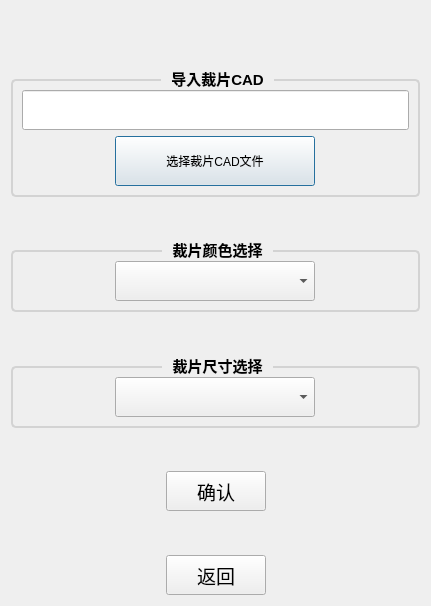
This is ui/user_opt_dialog.ui in Mrjiong-ff/syt_hmi as Qt 5 draws it before an edit. The edited form follows.
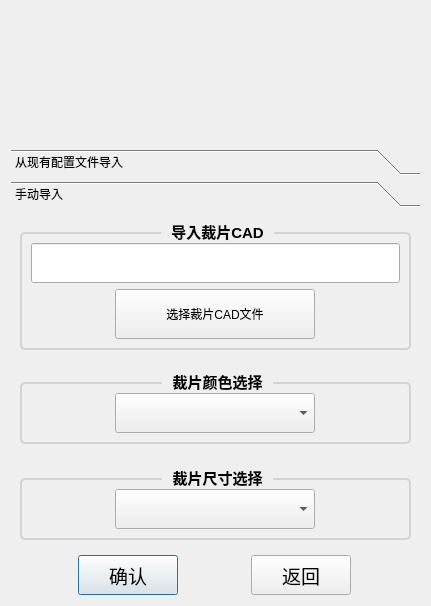
This is the edited form. Custom widgets are drawn as their Qt base class.

What changed in the file:
```diff
--- a/ui/user_opt_dialog.ui
+++ b/ui/user_opt_dialog.ui
@@ -14,41 +14,10 @@
    <string>UserOptDialog</string>
   </property>
   <layout class="QGridLayout" name="gridLayout">
-   <item row="7" column="0" colspan="3">
-    <widget class="QGroupBox" name="groupBox_3">
-     <property name="sizePolicy">
-      <sizepolicy hsizetype="Preferred" vsizetype="Fixed">
-       <horstretch>0</horstretch>
-       <verstretch>0</verstretch>
-      </sizepolicy>
-     </property>
-     <property name="minimumSize">
-      <size>
-       <width>0</width>
-       <height>0</height>
-      </size>
-     </property>
-     <property name="styleSheet">
-      <string notr="true">QGroupBox {
-    border: 2px solid lightgray;
-    border-radius: 5px;
-    margin-top: 10px;
-    font: bold 15px;
-}
-
-QGroupBox::title {
-    subcontrol-origin: margin;
-    subcontrol-position: top center;
-	padding: -5 8px;
-}
-</string>
-     </property>
-     <property name="title">
-      <string>裁片尺寸选择</string>
-     </property>
-     <layout class="QGridLayout" name="gridLayout_4">
+   <item row="5" column="0">
+    <layout class="QGridLayout" name="gridLayout_7">
       <item row="0" column="0">
-       <widget class="QComboBox" name="comboBox_4">
+      <widget class="WaterZoomButton" name="confirmPushButton">
         <property name="sizePolicy">
          <sizepolicy hsizetype="Fixed" vsizetype="Fixed">
           <horstretch>0</horstretch>
@@ -57,17 +26,52 @@
         </property>
         <property name="minimumSize">
          <size>
-          <width>200</width>
+         <width>100</width>
           <height>40</height>
          </size>
+       </property>
+       <property name="font">
+        <font>
+         <pointsize>14</pointsize>
+         <weight>50</weight>
+         <bold>false</bold>
+        </font>
+       </property>
+       <property name="text">
+        <string>确认</string>
+       </property>
+      </widget>
+     </item>
+     <item row="0" column="1">
+      <widget class="WaterZoomButton" name="backPushButton">
+       <property name="sizePolicy">
+        <sizepolicy hsizetype="Fixed" vsizetype="Fixed">
+         <horstretch>0</horstretch>
+         <verstretch>0</verstretch>
+        </sizepolicy>
+       </property>
+       <property name="minimumSize">
+        <size>
+         <width>100</width>
+         <height>40</height>
+        </size>
+       </property>
+       <property name="font">
+        <font>
+         <pointsize>14</pointsize>
+         <weight>50</weight>
+         <bold>false</bold>
+        </font>
+       </property>
+       <property name="text">
+        <string>返回</string>
         </property>
        </widget>
       </item>
      </layout>
-    </widget>
    </item>
-   <item row="4" column="0">
-    <spacer name="verticalSpacer_2">
+   <item row="2" column="0">
+    <spacer name="verticalSpacer">
      <property name="orientation">
       <enum>Qt::Vertical</enum>
      </property>
@@ -79,7 +83,45 @@
      </property>
     </spacer>
    </item>
-   <item row="3" column="0" colspan="3">
+   <item row="1" column="0">
+    <widget class="QLabel" name="label">
+     <property name="text">
+      <string/>
+     </property>
+    </widget>
+   </item>
+   <item row="3" column="0">
+    <widget class="QToolBox" name="toolBox">
+     <property name="currentIndex">
+      <number>1</number>
+     </property>
+     <widget class="QWidget" name="page">
+      <property name="geometry">
+       <rect>
+        <x>0</x>
+        <y>0</y>
+        <width>413</width>
+        <height>178</height>
+       </rect>
+      </property>
+      <attribute name="label">
+       <string>从现有配置文件导入</string>
+      </attribute>
+     </widget>
+     <widget class="QWidget" name="page_2">
+      <property name="geometry">
+       <rect>
+        <x>0</x>
+        <y>0</y>
+        <width>413</width>
+        <height>380</height>
+       </rect>
+      </property>
+      <attribute name="label">
+       <string>手动导入</string>
+      </attribute>
+      <layout class="QGridLayout" name="gridLayout_5">
+       <item row="0" column="0" colspan="2">
     <widget class="QGroupBox" name="groupBox">
      <property name="minimumSize">
       <size>
@@ -148,105 +190,20 @@
      </layout>
     </widget>
    </item>
-   <item row="6" column="0">
-    <spacer name="verticalSpacer_3">
+       <item row="1" column="0">
+        <spacer name="verticalSpacer_2">
      <property name="orientation">
       <enum>Qt::Vertical</enum>
      </property>
      <property name="sizeHint" stdset="0">
       <size>
        <width>20</width>
-       <height>40</height>
+           <height>19</height>
       </size>
      </property>
     </spacer>
    </item>
-   <item row="10" column="1">
-    <spacer name="verticalSpacer_6">
-     <property name="orientation">
-      <enum>Qt::Vertical</enum>
-     </property>
-     <property name="sizeHint" stdset="0">
-      <size>
-       <width>20</width>
-       <height>40</height>
-      </size>
-     </property>
-    </spacer>
-   </item>
-   <item row="2" column="1">
-    <spacer name="verticalSpacer">
-     <property name="orientation">
-      <enum>Qt::Vertical</enum>
-     </property>
-     <property name="sizeHint" stdset="0">
-      <size>
-       <width>20</width>
-       <height>40</height>
-      </size>
-     </property>
-    </spacer>
-   </item>
-   <item row="11" column="1">
-    <widget class="WaterZoomButton" name="backPushButton">
-     <property name="sizePolicy">
-      <sizepolicy hsizetype="Fixed" vsizetype="Fixed">
-       <horstretch>0</horstretch>
-       <verstretch>0</verstretch>
-      </sizepolicy>
-     </property>
-     <property name="minimumSize">
-      <size>
-       <width>100</width>
-       <height>40</height>
-      </size>
-     </property>
-     <property name="font">
-      <font>
-       <pointsize>14</pointsize>
-       <weight>50</weight>
-       <bold>false</bold>
-      </font>
-     </property>
-     <property name="text">
-      <string>返回</string>
-     </property>
-    </widget>
-   </item>
-   <item row="9" column="1">
-    <widget class="WaterZoomButton" name="confirmPushButton">
-     <property name="sizePolicy">
-      <sizepolicy hsizetype="Fixed" vsizetype="Fixed">
-       <horstretch>0</horstretch>
-       <verstretch>0</verstretch>
-      </sizepolicy>
-     </property>
-     <property name="minimumSize">
-      <size>
-       <width>100</width>
-       <height>40</height>
-      </size>
-     </property>
-     <property name="font">
-      <font>
-       <pointsize>14</pointsize>
-       <weight>50</weight>
-       <bold>false</bold>
-      </font>
-     </property>
-     <property name="text">
-      <string>确认</string>
-     </property>
-    </widget>
-   </item>
-   <item row="1" column="1">
-    <widget class="QLabel" name="label">
-     <property name="text">
-      <string/>
-     </property>
-    </widget>
-   </item>
-   <item row="5" column="0" colspan="3">
+       <item row="2" column="0" colspan="2">
     <widget class="QGroupBox" name="groupBox_2">
      <property name="minimumSize">
       <size>
@@ -292,18 +249,74 @@
      </layout>
     </widget>
    </item>
-   <item row="8" column="1">
-    <spacer name="verticalSpacer_4">
+       <item row="3" column="0">
+        <spacer name="verticalSpacer_3">
      <property name="orientation">
       <enum>Qt::Vertical</enum>
      </property>
      <property name="sizeHint" stdset="0">
       <size>
        <width>20</width>
-       <height>40</height>
+           <height>20</height>
       </size>
      </property>
     </spacer>
+       </item>
+       <item row="4" column="0" colspan="2">
+        <widget class="QGroupBox" name="groupBox_3">
+         <property name="sizePolicy">
+          <sizepolicy hsizetype="Preferred" vsizetype="Fixed">
+           <horstretch>0</horstretch>
+           <verstretch>0</verstretch>
+          </sizepolicy>
+         </property>
+         <property name="minimumSize">
+          <size>
+           <width>0</width>
+           <height>0</height>
+          </size>
+         </property>
+         <property name="styleSheet">
+          <string notr="true">QGroupBox {
+    border: 2px solid lightgray;
+    border-radius: 5px;
+    margin-top: 10px;
+    font: bold 15px;
+}
+
+QGroupBox::title {
+    subcontrol-origin: margin;
+    subcontrol-position: top center;
+	padding: -5 8px;
+}
+</string>
+         </property>
+         <property name="title">
+          <string>裁片尺寸选择</string>
+         </property>
+         <layout class="QGridLayout" name="gridLayout_4">
+          <item row="0" column="0">
+           <widget class="QComboBox" name="comboBox_4">
+            <property name="sizePolicy">
+             <sizepolicy hsizetype="Fixed" vsizetype="Fixed">
+              <horstretch>0</horstretch>
+              <verstretch>0</verstretch>
+             </sizepolicy>
+            </property>
+            <property name="minimumSize">
+             <size>
+              <width>200</width>
+              <height>40</height>
+             </size>
+            </property>
+           </widget>
+          </item>
+         </layout>
+        </widget>
+       </item>
+      </layout>
+     </widget>
+    </widget>
    </item>
   </layout>
  </widget>
```
Lines whose indentation alone changed are shown as unchanged.
